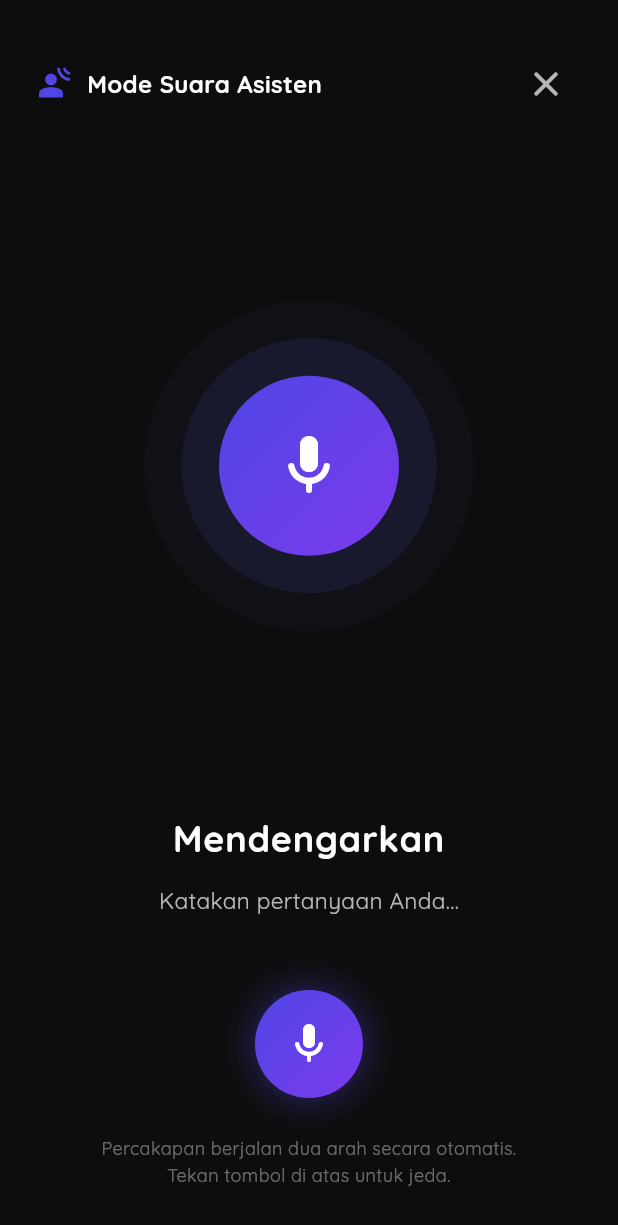
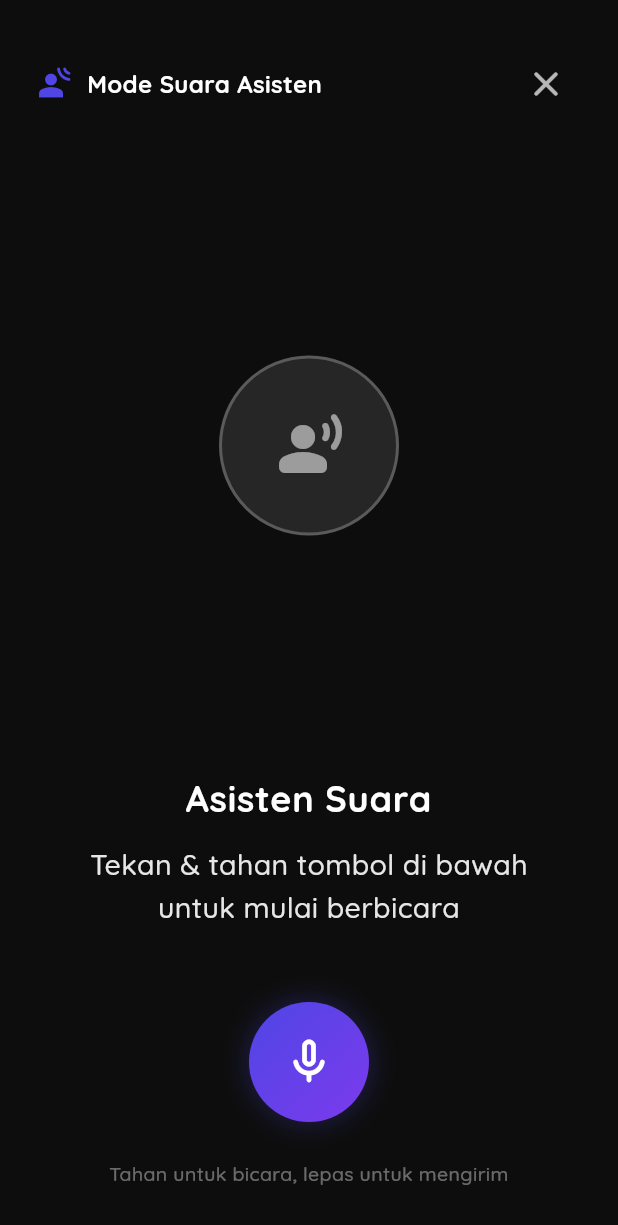
Before and after one commit to yudnata/smart-campus-assistant, a Flutter app: the FullSpeechOverlay screen opened directly with empty values, on a phone screen of 412 x 824 dp. Shown: the top 1225 px of the screen. Run offline on Flutter 3.47's test engine with Material 3 defaults, Android fonts, the light colour scheme and no system bars; drawn by our look-alikes of flutter_animate; our stand-ins replace dio, equatable, flutter_riverpod, flutter_tts, fpdart, pretty_dio_logger and 2 more; accounts and stored records are empty.

Commit message:
feat: implement chat feature with Riverpod state management and history support

```diff
--- a/mobile/lib/app.dart
+++ b/mobile/lib/app.dart
@@ -25,7 +25,8 @@ class App extends StatelessWidget {
           builder: (context, ref, child) {
             final authState = ref.watch(authProvider);
             if (authState.isLoading) {
-              return const Scaffold(body: Center(child: CircularProgressIndicator()));
+              return const Scaffold(
+                  body: Center(child: CircularProgressIndicator()));
             }
             if (authState.isAuthenticated || authState.isGuest) {
               return const ChatScreen();
--- a/mobile/lib/features/chat/presentation/widgets/full_speech_overlay.dart
+++ b/mobile/lib/features/chat/presentation/widgets/full_speech_overlay.dart
@@ -25,12 +25,6 @@ class _FullSpeechOverlayState extends ConsumerState<FullSpeechOverlay> {
   @override
   void initState() {
     super.initState();
-    // Mulai mendengarkan secara otomatis saat overlay dibuka
-    WidgetsBinding.instance.addPostFrameCallback((_) {
-      ref.read(voiceProvider.notifier).startListening((text) {
-        setState(() => _tempWords = text);
-      });
-    });
   }
 
   @override
@@ -54,9 +48,9 @@ class _FullSpeechOverlayState extends ConsumerState<FullSpeechOverlay> {
 
     // ── Dialog Loop Listener ─────────────────────────────────
 
-    // Listen status voice & chat untuk membuat dialog melingkar (auto-loop)
+    // Listen status voice untuk mendeteksi kapan tombol dilepas (selesai mendengar)
     ref.listen(voiceProvider, (prev, next) {
-      // 1. Jika selesai berbicara (isListening berubah dari true ke false), kirim otomatis
+      // Jika selesai berbicara (isListening berubah dari true ke false), kirim otomatis hasil rekaman
       if (prev?.isListening == true && next.isListening == false) {
         final finalSpeech = next.lastSpokenWords.trim();
         if (finalSpeech.isNotEmpty && !ref.read(chatProvider).isLoading) {
@@ -64,59 +58,54 @@ class _FullSpeechOverlayState extends ConsumerState<FullSpeechOverlay> {
           setState(() => _tempWords = '');
         }
       }
-
-      // 2. Jika asisten selesai membacakan teks (isSpeaking berubah dari true ke false),
-      // otomatis aktifkan kembali mikrofon agar user bisa langsung berbicara lagi
-      if (prev?.isSpeaking == true && next.isSpeaking == false) {
-        Future.delayed(const Duration(milliseconds: 600), () {
-          if (mounted &&
-              !ref.read(voiceProvider).isListening &&
-              !ref.read(chatProvider).isLoading) {
-            ref.read(voiceProvider.notifier).startListening((text) {
-              setState(() => _tempWords = text);
-            });
-          }
-        });
-      }
     });
 
     // Bacakan balasan RAG otomatis hanya saat sedang berada di dalam overlay Mode Suara
     ref.listen(chatProvider, (prev, next) {
       if (next.messages.isNotEmpty) {
         final lastMsg = next.messages.last;
-        final prevLastMsg = prev?.messages.isNotEmpty == true ? prev!.messages.last : null;
+        final prevLastMsg =
+            prev?.messages.isNotEmpty == true ? prev!.messages.last : null;
 
         if (lastMsg.isAssistant &&
             lastMsg.status == MessageStatus.success &&
-            (prevLastMsg == null || prevLastMsg.status == MessageStatus.sending || prevLastMsg.id != lastMsg.id)) {
+            (prevLastMsg == null ||
+                prevLastMsg.status == MessageStatus.sending ||
+                prevLastMsg.id != lastMsg.id)) {
           ref.read(voiceProvider.notifier).speak(lastMsg.content);
         }
       }
     });
 
     // Menentukan Status Utama untuk UI
-    String statusTitle = 'Asisten Siap';
-    String statusSub = 'Katakan sesuatu...';
+    String statusTitle = 'Asisten Suara';
+    String statusSub = 'Tekan & tahan tombol di bawah untuk mulai berbicara';
+    String bottomHint = 'Tahan untuk bicara, lepas untuk mengirim';
     Widget centerWidget = const SizedBox();
 
     if (chatState.isLoading) {
       statusTitle = 'Memikirkan Jawaban';
       statusSub = 'Mencari informasi di pedoman akademik...';
+      bottomHint = 'Mohon tunggu sebentar...';
       centerWidget = _buildProcessingOrb();
     } else if (voiceState.isSpeaking) {
       statusTitle = 'Asisten Berbicara';
       statusSub = 'Mendengarkan jawaban...';
+      bottomHint = 'Tahan tombol di bawah untuk memotong & bertanya baru';
       centerWidget = _buildSpeakingOrb();
     } else if (voiceState.isListening) {
       statusTitle = 'Mendengarkan';
-      statusSub = _tempWords.isEmpty ? 'Katakan pertanyaan Anda...' : _tempWords;
+      statusSub =
+          _tempWords.isEmpty ? 'Lepas tombol untuk mengirim...' : _tempWords;
+      bottomHint = 'Lepas tombol jika sudah selesai berbicara';
       centerWidget = _buildListeningOrb();
     } else {
       centerWidget = _buildIdleOrb();
     }
 
     return Scaffold(
-      backgroundColor: Colors.black.withValues(alpha: 0.95), // Premium dark mode background
+      backgroundColor:
+          Colors.black.withValues(alpha: 0.95), // Premium dark mode background
       body: SafeArea(
         child: Padding(
           padding: const EdgeInsets.symmetric(horizontal: 24, vertical: 32),
@@ -128,7 +117,8 @@ class _FullSpeechOverlayState extends ConsumerState<FullSpeechOverlay> {
                 children: [
                   const Row(
                     children: [
-                      Icon(Icons.spatial_audio_rounded, color: AppTheme.accentPrimary, size: 24),
+                      Icon(Icons.spatial_audio_rounded,
+                          color: AppTheme.accentPrimary, size: 24),
                       SizedBox(width: 10),
                       Text(
                         'Mode Suara Asisten',
@@ -142,7 +132,8 @@ class _FullSpeechOverlayState extends ConsumerState<FullSpeechOverlay> {
                     ],
                   ),
                   IconButton(
-                    icon: const Icon(Icons.close_rounded, color: Colors.white70, size: 28),
+                    icon: const Icon(Icons.close_rounded,
+                        color: Colors.white70, size: 28),
                     onPressed: () => Navigator.pop(context),
                   ),
                 ],
@@ -174,62 +165,77 @@ class _FullSpeechOverlayState extends ConsumerState<FullSpeechOverlay> {
                   textAlign: TextAlign.center,
                   style: const TextStyle(
                     fontFamily: 'Quicksand',
-                    fontSize: 15,
-                    color: Colors.white70,
+                    fontSize: 19,
+                    fontWeight: FontWeight.w500,
+                    color: Color(0xE6FFFFFF), // 90% opacity white constant
                     height: 1.5,
                   ),
                 ),
               ),
               const SizedBox(height: 48),
 
-              // Bottom control button (Manual Tap to Speak / Mute)
+              // Bottom control button (Hold to Talk / Release to Send)
               Row(
                 mainAxisAlignment: MainAxisAlignment.center,
                 children: [
                   GestureDetector(
-                    onTap: () {
-                      if (voiceState.isListening) {
-                        ref.read(voiceProvider.notifier).stopListening();
-                      } else if (voiceState.isSpeaking) {
+                    onTapDown: (_) {
+                      // Hentikan asisten jika sedang berbicara saat user ingin mulai bertanya
+                      if (voiceState.isSpeaking) {
                         ref.read(voiceProvider.notifier).stopSpeaking();
-                      } else if (!chatState.isLoading) {
+                      }
+                      if (!chatState.isLoading) {
                         ref.read(voiceProvider.notifier).startListening((text) {
                           setState(() => _tempWords = text);
                         });
                       }
                     },
+                    onTapUp: (_) {
+                      if (voiceState.isListening) {
+                        ref.read(voiceProvider.notifier).stopListening();
+                      }
+                    },
+                    onTapCancel: () {
+                      if (voiceState.isListening) {
+                        ref.read(voiceProvider.notifier).stopListening();
+                      }
+                    },
                     child: Container(
-                      width: 72,
-                      height: 72,
+                      width: 80,
+                      height: 80,
                       decoration: BoxDecoration(
                         gradient: AppTheme.accentGradient,
                         shape: BoxShape.circle,
                         boxShadow: [
                           BoxShadow(
-                            color: AppTheme.accentPrimary.withValues(alpha: 0.4),
-                            blurRadius: 20,
-                            spreadRadius: 2,
+                            color: AppTheme.accentPrimary.withValues(
+                                alpha: voiceState.isListening ? 0.6 : 0.3),
+                            blurRadius: voiceState.isListening ? 30 : 15,
+                            spreadRadius: voiceState.isListening ? 4 : 1,
                           ),
                         ],
                       ),
                       child: Icon(
                         voiceState.isListening
                             ? Icons.mic_rounded
-                            : (voiceState.isSpeaking ? Icons.volume_up_rounded : Icons.mic_none_rounded),
+                            : (voiceState.isSpeaking
+                                ? Icons.volume_up_rounded
+                                : Icons.mic_none_rounded),
                         color: Colors.white,
-                        size: 32,
+                        size: 36,
                       ),
                     ),
                   ),
                 ],
               ),
               const SizedBox(height: 24),
-              const Text(
-                'Percakapan berjalan dua arah secara otomatis.\nTekan tombol di atas untuk jeda.',
+              Text(
+                bottomHint,
                 textAlign: TextAlign.center,
-                style: TextStyle(
+                style: const TextStyle(
                   fontFamily: 'Quicksand',
-                  fontSize: 12,
+                  fontSize: 13,
+                  fontWeight: FontWeight.w500,
                   color: Colors.white38,
                 ),
               ),
@@ -254,8 +260,11 @@ class _FullSpeechOverlayState extends ConsumerState<FullSpeechOverlay> {
             shape: BoxShape.circle,
             color: AppTheme.accentPrimary.withValues(alpha: 0.05),
           ),
-        ).animate(onPlay: (c) => c.repeat(reverse: true))
-         .scale(begin: const Offset(0.8, 0.8), end: const Offset(1.2, 1.2), duration: 1200.ms, curve: Curves.easeInOut),
+        ).animate(onPlay: (c) => c.repeat(reverse: true)).scale(
+            begin: const Offset(0.8, 0.8),
+            end: const Offset(1.2, 1.2),
+            duration: 1200.ms,
+            curve: Curves.easeInOut),
 
         // Wave outer layer 1
         Container(
@@ -265,8 +274,11 @@ class _FullSpeechOverlayState extends ConsumerState<FullSpeechOverlay> {
             shape: BoxShape.circle,
             color: AppTheme.accentSecondary.withValues(alpha: 0.1),
           ),
-        ).animate(onPlay: (c) => c.repeat(reverse: true))
-         .scale(begin: const Offset(0.9, 0.9), end: const Offset(1.15, 1.15), duration: 800.ms, curve: Curves.easeInOut),
+        ).animate(onPlay: (c) => c.repeat(reverse: true)).scale(
+            begin: const Offset(0.9, 0.9),
+            end: const Offset(1.15, 1.15),
+            duration: 800.ms,
+            curve: Curves.easeInOut),
 
         // Glowing center orb
         Container(
@@ -277,12 +289,11 @@ class _FullSpeechOverlayState extends ConsumerState<FullSpeechOverlay> {
             gradient: AppTheme.accentGradient,
           ),
           child: const Icon(Icons.mic_rounded, color: Colors.white, size: 48),
-        ).animate(onPlay: (c) => c.repeat(reverse: true))
-         .boxShadow(
-           begin: const BoxShadow(color: Color(0x334F46E5), blurRadius: 10),
-           end: const BoxShadow(color: Color(0xAA4F46E5), blurRadius: 40),
-           duration: 1000.ms,
-         ),
+        ).animate(onPlay: (c) => c.repeat(reverse: true)).boxShadow(
+              begin: const BoxShadow(color: Color(0x334F46E5), blurRadius: 10),
+              end: const BoxShadow(color: Color(0xAA4F46E5), blurRadius: 40),
+              duration: 1000.ms,
+            ),
       ],
     );
   }
@@ -311,8 +322,10 @@ class _FullSpeechOverlayState extends ConsumerState<FullSpeechOverlay> {
                 ),
                 borderRadius: BorderRadius.circular(5),
               ),
-            ).animate(onPlay: (c) => c.repeat(reverse: true))
-             .scaleY(begin: 0.4, end: 1.6, duration: Duration(milliseconds: 250 + (index * 80)));
+            ).animate(onPlay: (c) => c.repeat(reverse: true)).scaleY(
+                begin: 0.4,
+                end: 1.6,
+                duration: Duration(milliseconds: 250 + (index * 80)));
           }),
         ),
       ],
@@ -325,7 +338,8 @@ class _FullSpeechOverlayState extends ConsumerState<FullSpeechOverlay> {
       height: 120,
       decoration: BoxDecoration(
         shape: BoxShape.circle,
-        border: Border.all(color: AppTheme.accentPrimary.withValues(alpha: 0.2), width: 4),
+        border: Border.all(
+            color: AppTheme.accentPrimary.withValues(alpha: 0.2), width: 4),
       ),
       child: const Center(
         child: SizedBox(
@@ -337,8 +351,7 @@ class _FullSpeechOverlayState extends ConsumerState<FullSpeechOverlay> {
           ),
         ),
       ),
-    ).animate(onPlay: (c) => c.repeat())
-     .rotate(duration: 2000.ms);
+    ).animate(onPlay: (c) => c.repeat()).rotate(duration: 2000.ms);
   }
 
   Widget _buildIdleOrb() {
@@ -350,7 +363,8 @@ class _FullSpeechOverlayState extends ConsumerState<FullSpeechOverlay> {
         color: Colors.white10,
         border: Border.all(color: Colors.white24, width: 2),
       ),
-      child: const Icon(Icons.spatial_audio_off_rounded, color: Colors.white54, size: 48),
+      child: const Icon(Icons.spatial_audio_off_rounded,
+          color: Colors.white54, size: 48),
     );
   }
 }
```
Also changed, not shown: mobile/lib/features/chat/presentation/providers/chat_provider.dart (+4 -4 lines), mobile/lib/features/chat/presentation/providers/history_provider.dart (+12 -6 lines), mobile/lib/features/chat/presentation/providers/voice_provider.dart (+15 -4 lines), mobile/lib/features/chat/presentation/screens/chat_screen.dart (+1 -8 lines), mobile/lib/features/chat/presentation/widgets/chat_drawer.dart (+46 -17 lines), mobile/lib/features/chat/presentation/widgets/chat_input.dart (+28 -13 lines).
